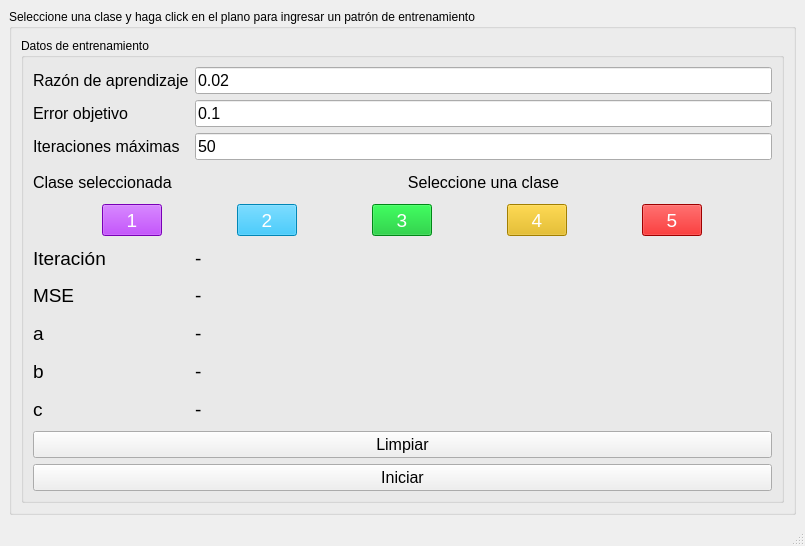
First picture: the form in RedNeuronalUnicapa/mainwindow.ui, repository FFahrenheit/PracticasIA, before the edit.
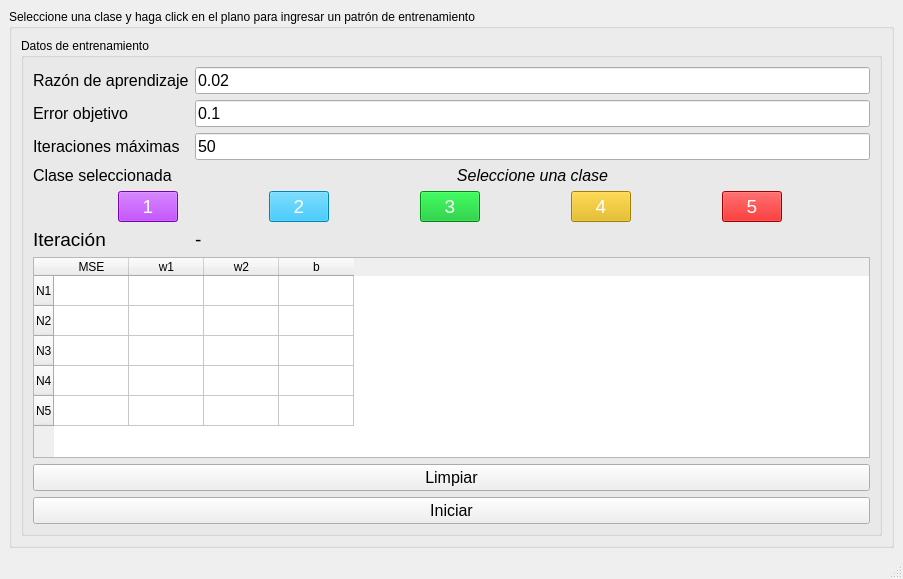
Second picture: the form after the edit.

Diff of the .ui file:
```diff
--- a/RedNeuronalUnicapa/mainwindow.ui
+++ b/RedNeuronalUnicapa/mainwindow.ui
@@ -6,8 +6,8 @@
    <rect>
     <x>0</x>
     <y>0</y>
-    <width>805</width>
-    <height>546</height>
+    <width>903</width>
+    <height>579</height>
    </rect>
   </property>
   <property name="windowTitle">
@@ -21,12 +21,99 @@
        <string>Seleccione una clase y haga click en el plano para ingresar un patrón de entrenamiento</string>
       </property>
       <layout class="QGridLayout" name="gridLayout">
+       <item row="0" column="0">
+        <layout class="QVBoxLayout" name="plot_area"/>
+       </item>
        <item row="0" column="1">
         <widget class="QGroupBox" name="groupBox_4">
          <property name="title">
           <string>Datos de entrenamiento</string>
          </property>
          <layout class="QGridLayout" name="gridLayout_3">
+          <item row="9" column="1" colspan="2">
+           <widget class="QPushButton" name="clear_button">
+            <property name="font">
+             <font>
+              <pointsize>12</pointsize>
+             </font>
+            </property>
+            <property name="text">
+             <string>Limpiar</string>
+            </property>
+           </widget>
+          </item>
+          <item row="3" column="1">
+           <widget class="QLabel" name="label_9">
+            <property name="font">
+             <font>
+              <pointsize>12</pointsize>
+             </font>
+            </property>
+            <property name="text">
+             <string>Clase seleccionada</string>
+            </property>
+           </widget>
+          </item>
+          <item row="10" column="1" colspan="2">
+           <widget class="QPushButton" name="begin_button">
+            <property name="font">
+             <font>
+              <pointsize>12</pointsize>
+             </font>
+            </property>
+            <property name="text">
+             <string>Iniciar</string>
+            </property>
+           </widget>
+          </item>
+          <item row="1" column="2">
+           <widget class="QLineEdit" name="target_error">
+            <property name="font">
+             <font>
+              <pointsize>12</pointsize>
+             </font>
+            </property>
+            <property name="text">
+             <string>0.1</string>
+            </property>
+           </widget>
+          </item>
+          <item row="2" column="1">
+           <widget class="QLabel" name="label_7">
+            <property name="font">
+             <font>
+              <pointsize>12</pointsize>
+             </font>
+            </property>
+            <property name="text">
+             <string>Iteraciones máximas</string>
+            </property>
+           </widget>
+          </item>
+          <item row="2" column="2">
+           <widget class="QLineEdit" name="max_iterations">
+            <property name="font">
+             <font>
+              <pointsize>12</pointsize>
+             </font>
+            </property>
+            <property name="text">
+             <string>50</string>
+            </property>
+           </widget>
+          </item>
+          <item row="0" column="1">
+           <widget class="QLabel" name="label">
+            <property name="font">
+             <font>
+              <pointsize>12</pointsize>
+             </font>
+            </property>
+            <property name="text">
+             <string>Razón de aprendizaje</string>
+            </property>
+           </widget>
+          </item>
           <item row="4" column="1" colspan="2">
            <layout class="QHBoxLayout" name="horizontalLayout">
             <item>
@@ -68,7 +155,7 @@
               <property name="styleSheet">
                <string notr="true">background-color: rgb(0, 187, 255);
 color: white;
-box-shadow: 5px 5px 10px rgba(0, 0, 0, 0.5);</string>
+</string>
               </property>
               <property name="text">
                <string>2</string>
@@ -113,7 +200,7 @@
               <property name="styleSheet">
                <string notr="true">background-color:rgb(227, 178, 0);
 color: white;
-opacity: 1;</string>
+</string>
               </property>
               <property name="text">
                <string>4</string>
@@ -145,99 +232,15 @@
             </item>
            </layout>
           </item>
-          <item row="7" column="2">
-           <widget class="QLabel" name="x2_label">
+          <item row="0" column="2">
+           <widget class="QLineEdit" name="learning_rate">
             <property name="font">
              <font>
-              <pointsize>14</pointsize>
-             </font>
-            </property>
-            <property name="text">
-             <string>-</string>
-            </property>
-           </widget>
-          </item>
-          <item row="13" column="1" colspan="2">
-           <widget class="QPushButton" name="begin_button">
-            <property name="font">
-             <font>
               <pointsize>12</pointsize>
              </font>
             </property>
             <property name="text">
-             <string>Iniciar</string>
-            </property>
-           </widget>
-          </item>
-          <item row="1" column="2">
-           <widget class="QLineEdit" name="target_error">
-            <property name="font">
-             <font>
-              <pointsize>12</pointsize>
-             </font>
-            </property>
-            <property name="text">
-             <string>0.1</string>
-            </property>
-           </widget>
-          </item>
-          <item row="2" column="1">
-           <widget class="QLabel" name="label_7">
-            <property name="font">
-             <font>
-              <pointsize>12</pointsize>
-             </font>
-            </property>
-            <property name="text">
-             <string>Iteraciones máximas</string>
-            </property>
-           </widget>
-          </item>
-          <item row="8" column="2">
-           <widget class="QLabel" name="x_label">
-            <property name="font">
-             <font>
-              <pointsize>14</pointsize>
-             </font>
-            </property>
-            <property name="text">
-             <string>-</string>
-            </property>
-           </widget>
-          </item>
-          <item row="2" column="2">
-           <widget class="QLineEdit" name="max_iterations">
-            <property name="font">
-             <font>
-              <pointsize>12</pointsize>
-             </font>
-            </property>
-            <property name="text">
-             <string>50</string>
-            </property>
-           </widget>
-          </item>
-          <item row="6" column="2">
-           <widget class="QLabel" name="current_error">
-            <property name="font">
-             <font>
-              <pointsize>14</pointsize>
-             </font>
-            </property>
-            <property name="text">
-             <string>-</string>
-            </property>
-           </widget>
-          </item>
-          <item row="6" column="1">
-           <widget class="QLabel" name="label_8">
-            <property name="font">
-             <font>
-              <pointsize>14</pointsize>
-             </font>
-            </property>
-            <property name="text">
-             <string>MSE</string>
+             <string>0.02</string>
             </property>
            </widget>
           </item>
@@ -253,18 +256,6 @@
             </property>
            </widget>
           </item>
-          <item row="3" column="1">
-           <widget class="QLabel" name="label_9">
-            <property name="font">
-             <font>
-              <pointsize>12</pointsize>
-             </font>
-            </property>
-            <property name="text">
-             <string>Clase seleccionada</string>
-            </property>
-           </widget>
-          </item>
           <item row="5" column="1">
            <widget class="QLabel" name="label_5">
             <property name="font">
@@ -277,109 +268,17 @@
             </property>
            </widget>
           </item>
-          <item row="10" column="1">
-           <widget class="QLabel" name="label_4">
-            <property name="font">
-             <font>
-              <pointsize>14</pointsize>
-             </font>
-            </property>
-            <property name="text">
-             <string>c</string>
-            </property>
-           </widget>
-          </item>
-          <item row="0" column="1">
-           <widget class="QLabel" name="label">
-            <property name="font">
-             <font>
-              <pointsize>12</pointsize>
-             </font>
-            </property>
-            <property name="text">
-             <string>Razón de aprendizaje</string>
-            </property>
-           </widget>
-          </item>
-          <item row="10" column="2">
-           <widget class="QLabel" name="c_label">
-            <property name="font">
-             <font>
-              <pointsize>14</pointsize>
-             </font>
-            </property>
-            <property name="text">
-             <string>-</string>
-            </property>
-           </widget>
-          </item>
-          <item row="8" column="1">
-           <widget class="QLabel" name="label_3">
-            <property name="font">
-             <font>
-              <pointsize>14</pointsize>
-             </font>
-            </property>
-            <property name="text">
-             <string>b</string>
-            </property>
-           </widget>
-          </item>
-          <item row="1" column="1">
-           <widget class="QLabel" name="label_6">
-            <property name="font">
-             <font>
-              <pointsize>12</pointsize>
-             </font>
-            </property>
-            <property name="text">
-             <string>Error objetivo</string>
-            </property>
-           </widget>
-          </item>
-          <item row="7" column="1">
-           <widget class="QLabel" name="label_2">
-            <property name="font">
-             <font>
-              <pointsize>14</pointsize>
-             </font>
-            </property>
-            <property name="text">
-             <string>a</string>
-            </property>
-           </widget>
-          </item>
-          <item row="12" column="1" colspan="2">
-           <widget class="QPushButton" name="clear_button">
-            <property name="font">
-             <font>
-              <pointsize>12</pointsize>
-             </font>
-            </property>
-            <property name="text">
-             <string>Limpiar</string>
-            </property>
-           </widget>
-          </item>
-          <item row="0" column="2">
-           <widget class="QLineEdit" name="learning_rate">
-            <property name="font">
-             <font>
-              <pointsize>12</pointsize>
-             </font>
-            </property>
-            <property name="text">
-             <string>0.02</string>
-            </property>
-           </widget>
-          </item>
           <item row="3" column="2">
            <widget class="QLabel" name="current_class">
             <property name="font">
              <font>
               <pointsize>12</pointsize>
+              <italic>true</italic>
              </font>
             </property>
+            <property name="styleSheet">
+             <string notr="true">font-style: italic;</string>
+            </property>
             <property name="text">
              <string>Seleccione una clase</string>
             </property>
@@ -388,12 +287,93 @@
             </property>
            </widget>
           </item>
+          <item row="1" column="1">
+           <widget class="QLabel" name="label_6">
+            <property name="font">
+             <font>
+              <pointsize>12</pointsize>
+             </font>
+            </property>
+            <property name="text">
+             <string>Error objetivo</string>
+            </property>
+           </widget>
+          </item>
+          <item row="6" column="1" colspan="2">
+           <widget class="QTableWidget" name="result_table">
+            <property name="editTriggers">
+             <set>QAbstractItemView::NoEditTriggers</set>
+            </property>
+            <property name="showGrid">
+             <bool>true</bool>
+            </property>
+            <property name="sortingEnabled">
+             <bool>true</bool>
+            </property>
+            <property name="wordWrap">
+             <bool>true</bool>
+            </property>
+            <attribute name="horizontalHeaderCascadingSectionResizes">
+             <bool>false</bool>
+            </attribute>
+            <attribute name="horizontalHeaderDefaultSectionSize">
+             <number>75</number>
+            </attribute>
+            <row>
+             <property name="text">
+              <string>N1</string>
+             </property>
+            </row>
+            <row>
+             <property name="text">
+              <string>N2</string>
+             </property>
+            </row>
+            <row>
+             <property name="text">
+              <string>N3</string>
+             </property>
+            </row>
+            <row>
+             <property name="text">
+              <string>N4</string>
+             </property>
+            </row>
+            <row>
+             <property name="text">
+              <string>N5</string>
+             </property>
+            </row>
+            <column>
+             <property name="text">
+              <string>MSE</string>
+             </property>
+            </column>
+            <column>
+             <property name="text">
+              <string>w1</string>
+             </property>
+            </column>
+            <column>
+             <property name="text">
+              <string>w2</string>
+             </property>
+            </column>
+            <column>
+             <property name="text">
+              <string>b</string>
+             </property>
+            </column>
+            <item row="0" column="0">
+             <property name="text">
+              <string/>
+             </property>
+            </item>
+           </widget>
+          </item>
          </layout>
         </widget>
        </item>
-       <item row="0" column="0">
-        <layout class="QVBoxLayout" name="plot_area"/>
-       </item>
       </layout>
      </widget>
     </item>
@@ -404,7 +384,7 @@
     <rect>
      <x>0</x>
      <y>0</y>
-     <width>805</width>
+     <width>903</width>
      <height>22</height>
     </rect>
    </property>
```
